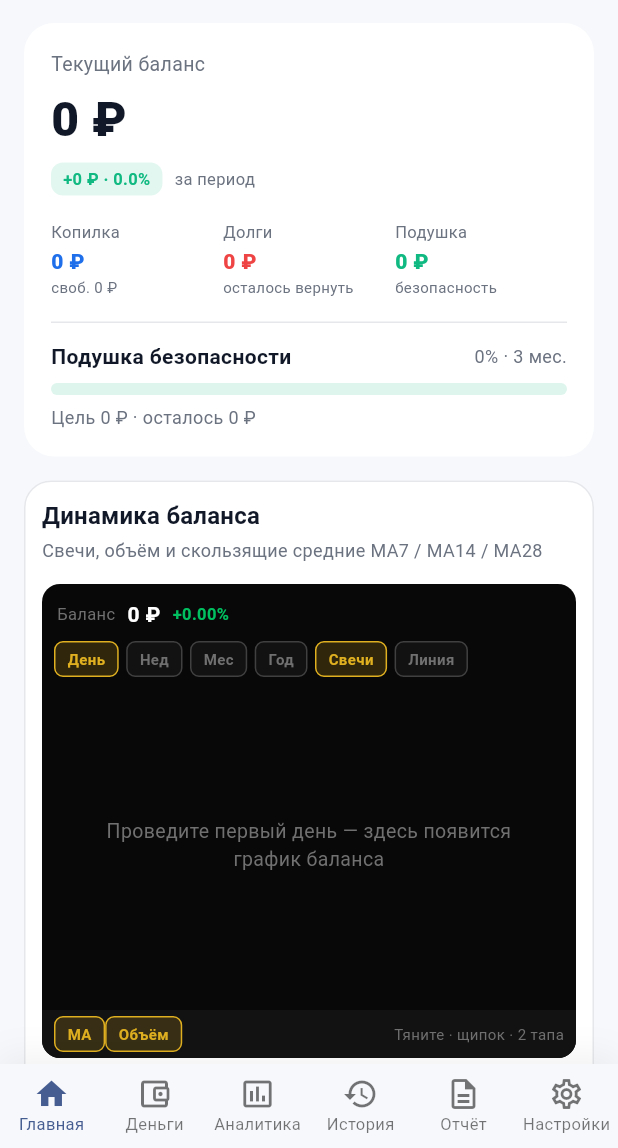
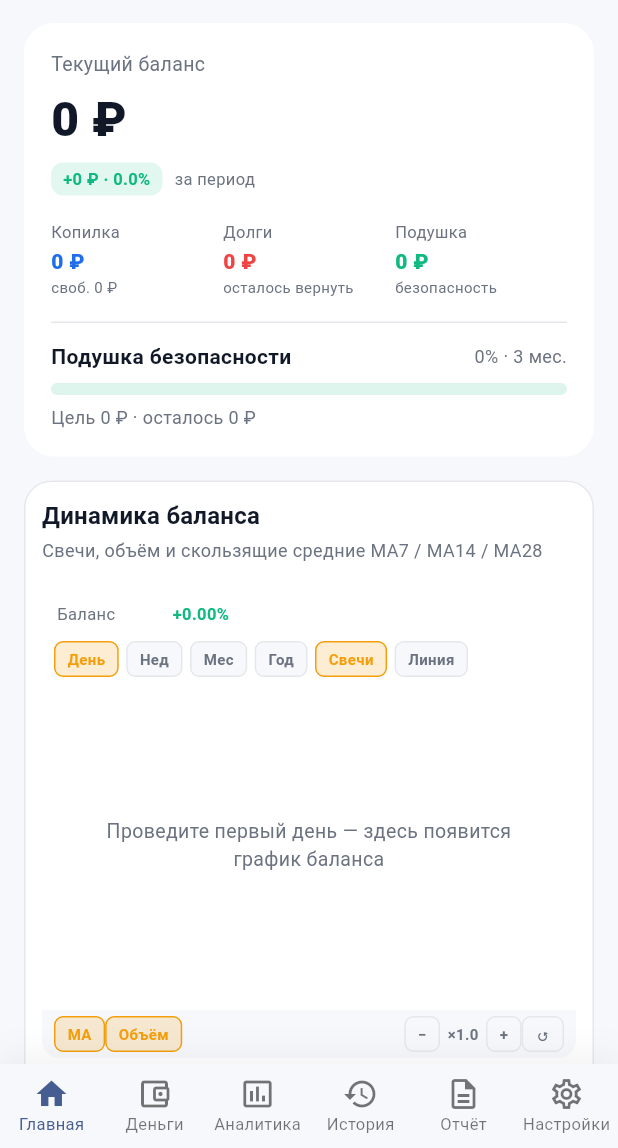
Before and after one commit to TimaLivanov/balance-tg-flutter, a Flutter app: the screen it shows after launch, on a phone screen of 412 x 824 dp, the part 88-1236 px from its top. Run offline on Flutter 3.47's test engine with Material 3 defaults, Android fonts, the phone set to English and light mode, and no system bars; our stand-ins replace shared_preferences; missing offline and left inert: dart:html, dart:js_interop; network calls fail; Roboto replaces fonts that are missing (System).

Commit message:
Привел цвета графика к теме приложения и починил масштаб

```diff
--- a/lib/screens/dashboard_screen.dart
+++ b/lib/screens/dashboard_screen.dart
@@ -19,6 +19,8 @@ class _DashboardScreenState extends State<DashboardScreen> {
   late bool _candle;
   bool _ma = true;
   bool _volume = true;
+  double _zoom = 1;
+  final _chartKey = GlobalKey<BalanceChartState>();
   bool _formExpanded = false;
 
   final _quickIncome = TextEditingController();
@@ -476,11 +478,14 @@ class _DashboardScreenState extends State<DashboardScreen> {
                           )
                         else
                           BalanceChart(
+                            key: _chartKey,
                             bars: bars,
                             candle: _candle,
                             ma: _ma,
                             showVolume: _volume,
                             height: 300,
+                            onZoomChanged: (value) =>
+                                setState(() => _zoom = value),
                           ),
                         Container(
                           color: ChartColors.panel,
@@ -501,12 +506,33 @@ class _DashboardScreenState extends State<DashboardScreen> {
                                 () => setState(() => _volume = !_volume),
                               ),
                               const Spacer(),
-                              Text(
-                                'Тяните · щипок · 2 тапа',
-                                style: TextStyle(
-                                  fontSize: 10,
-                                  color: ChartColors.label,
+                              _terminalPill(
+                                '−',
+                                false,
+                                () => _chartKey.currentState?.zoomOut(),
+                              ),
+                              Padding(
+                                padding: const EdgeInsets.symmetric(
+                                  horizontal: 5,
                                 ),
+                                child: Text(
+                                  '×${_zoom.toStringAsFixed(1)}',
+                                  style: TextStyle(
+                                    fontSize: 10,
+                                    fontWeight: FontWeight.w700,
+                                    color: ChartColors.axis,
+                                  ),
+                                ),
+                              ),
+                              _terminalPill(
+                                '+',
+                                false,
+                                () => _chartKey.currentState?.zoomIn(),
+                              ),
+                              _terminalPill(
+                                '↺',
+                                false,
+                                () => _chartKey.currentState?.resetZoom(),
                               ),
                             ],
                           ),
@@ -526,7 +552,7 @@ class _DashboardScreenState extends State<DashboardScreen> {
                                   child: Text(
                                     'Доход ${(flowIncome * 100 / flowTotal).round()}%',
                                     textAlign: TextAlign.center,
-                                    style: const TextStyle(
+                                    style: TextStyle(
                                       fontSize: 10,
                                       fontWeight: FontWeight.w700,
                                       color: ChartColors.up,
@@ -548,7 +574,7 @@ class _DashboardScreenState extends State<DashboardScreen> {
                                   child: Text(
                                     'Расход ${(flowExpense * 100 / flowTotal).round()}%',
                                     textAlign: TextAlign.center,
-                                    style: const TextStyle(
+                                    style: TextStyle(
                                       fontSize: 10,
                                       fontWeight: FontWeight.w700,
                                       color: ChartColors.down,
@@ -564,7 +590,7 @@ class _DashboardScreenState extends State<DashboardScreen> {
                 ),
                 const SizedBox(height: 8),
                 Text(
-                  'Жесты: тяните влево/вправо по истории, щипок — масштаб, двойной тап — сброс.',
+                  'Масштаб кнопками − / +, жестом щипка или Ctrl/⌘ + колесо. Тяните влево/вправо по истории, двойной тап — сброс.',
                   style: TextStyle(fontSize: 10, color: AppTheme.muted),
                 ),
               ],
--- a/lib/widgets/balance_chart.dart
+++ b/lib/widgets/balance_chart.dart
@@ -184,19 +184,20 @@ String _key(DateTime d) =>
 DateTime _weekStart(DateTime d) =>
     DateTime(d.year, d.month, d.day).subtract(Duration(days: d.weekday - 1));
 
-/// Палитра биржевого терминала из эталонного скриншота.
+/// Цвета графика берутся из текущей темы приложения, чтобы график не
+/// выбивался из общего интерфейса.
 class ChartColors {
-  static const bg = Color(0xFF080808);
-  static const panel = Color(0xFF121212);
-  static const grid = Color(0xFF404040);
-  static const gridSoft = Color(0xFF2A2A2A);
-  static const axis = Color(0xFFA0A0A0);
-  static const label = Color(0xFF707070);
-  static const up = Color(0xFF00C060);
-  static const down = Color(0xFFF03050);
-  static const ma7 = Color(0xFFE0B020);
-  static const ma14 = Color(0xFF6090B0);
-  static const ma28 = Color(0xFFC050A0);
+  static Color get bg => AppTheme.card;
+  static Color get panel => AppTheme.bg;
+  static Color get grid => AppTheme.border;
+  static Color get gridSoft => AppTheme.border.withValues(alpha: 0.55);
+  static Color get axis => AppTheme.muted;
+  static Color get label => AppTheme.muted;
+  static Color get up => AppTheme.success;
+  static Color get down => AppTheme.danger;
+  static Color get ma7 => AppTheme.warning;
+  static Color get ma14 => AppTheme.primary;
+  static Color get ma28 => AppTheme.primary.withValues(alpha: 0.55);
 }
 
 /// График в стиле скриншота: чёрный терминал, свечи, MA7/MA14/MA28,
@@ -212,6 +213,10 @@ class BalanceChart extends StatefulWidget {
   /// Показывать сводку по свече при наведении/касании (как в HTML).
   final bool showSummary;
 
+  /// Сообщает экрану текущий масштаб, чтобы кнопки и подпись не расходились
+  /// с жестом щипка.
+  final ValueChanged<double>? onZoomChanged;
+
   const BalanceChart({
     super.key,
     required this.bars,
@@ -221,13 +226,14 @@ class BalanceChart extends StatefulWidget {
     this.zoom = 1,
     this.height = 240,
     this.showSummary = true,
+    this.onZoomChanged,
   });
 
   @override
-  State<BalanceChart> createState() => _BalanceChartState();
+  BalanceChartState createState() => BalanceChartState();
 }
 
-class _BalanceChartState extends State<BalanceChart> {
+class BalanceChartState extends State<BalanceChart> {
   /// Как в Binance: окно свечей и сдвиг по истории живут внутри графика.
   late int _barCount;
   double _rightOffset = 0;
@@ -247,7 +253,42 @@ class _BalanceChartState extends State<BalanceChart> {
   @override
   void initState() {
     super.initState();
-    _barCount = (60 / widget.zoom).round().clamp(8, 120);
+    _barCount = _boundedCount((60 / widget.zoom).round());
+  }
+
+  @override
+  void didUpdateWidget(covariant BalanceChart oldWidget) {
+    super.didUpdateWidget(oldWidget);
+    if (oldWidget.zoom != widget.zoom) {
+      _commitCount(_boundedCount((60 / widget.zoom).round()));
+    }
+  }
+
+  int _boundedCount(int count) => count.clamp(8, 120);
+
+  /// Текущий масштаб: 1 — исходные 60 свечей, больше — крупнее свечи.
+  double get zoomFactor => 60 / _barCount;
+
+  void _commitCount(int count) {
+    final next = _boundedCount(count);
+    if (next == _barCount) return;
+    setState(() {
+      _barCount = next;
+      _rightOffset = _rightOffset
+          .clamp(0, math.max(0, widget.bars.length - next))
+          .toDouble();
+    });
+    widget.onZoomChanged?.call(zoomFactor);
+  }
+
+  void zoomIn() => _commitCount((_barCount / 1.25).round());
+
+  void zoomOut() => _commitCount((_barCount * 1.25).round());
+
+  void resetZoom() {
+    _pinnedCandle.value = null;
+    _commitCount(_boundedCount((60 / widget.zoom).round()));
+    setState(() => _rightOffset = 0);
   }
 
   @override
@@ -294,13 +335,7 @@ class _BalanceChartState extends State<BalanceChart> {
     return (start, end);
   }
 
-  void _reset() {
-    _pinnedCandle.value = null;
-    setState(() {
-      _barCount = (60 / widget.zoom).round().clamp(8, 120);
-      _rightOffset = 0;
-    });
-  }
+  void _reset() => resetZoom();
 
   @override
   Widget build(BuildContext context) {
@@ -333,15 +368,7 @@ class _BalanceChartState extends State<BalanceChart> {
               _pinchDistance! > 0) {
             final p = _pointers.values.toList();
             final ratio = (p[0] - p[1]).distance / _pinchDistance!;
-            final count = (_pinchStartCount! / ratio).round().clamp(8, 120);
-            if (count != _barCount) {
-              setState(() {
-                _barCount = count;
-                _rightOffset = _rightOffset
-                    .clamp(0, math.max(0, widget.bars.length - count))
-                    .toDouble();
-              });
-            }
+            _commitCount((_pinchStartCount! / ratio).round());
             return;
           }
           if (e.kind == PointerDeviceKind.mouse) {
@@ -361,13 +388,7 @@ class _BalanceChartState extends State<BalanceChart> {
               HardwareKeyboard.instance.isControlPressed ||
               HardwareKeyboard.instance.isMetaPressed;
           if (e is PointerScrollEvent && zoomModifier) {
-            setState(() {
-              _barCount = (_barCount + (e.scrollDelta.dy > 0 ? 2 : -2)).clamp(
-                8,
-                120,
-              );
-              _rightOffset = _rightOffset.clamp(0, _maxOffset).toDouble();
-            });
+            _commitCount(_barCount + (e.scrollDelta.dy > 0 ? 2 : -2));
           }
         },
         // Только жесты, участвующие в арене, чтобы родительский скролл
@@ -463,7 +484,7 @@ class _BalanceChartPainter extends CustomPainter {
   });
 
   static const padL = 6.0;
-  static const padR = 62.0;
+  static const padR = 38.0;
   static const padT = 34.0;
   static const padB = 24.0;
 
```
Also changed, not shown: 1 other file.
